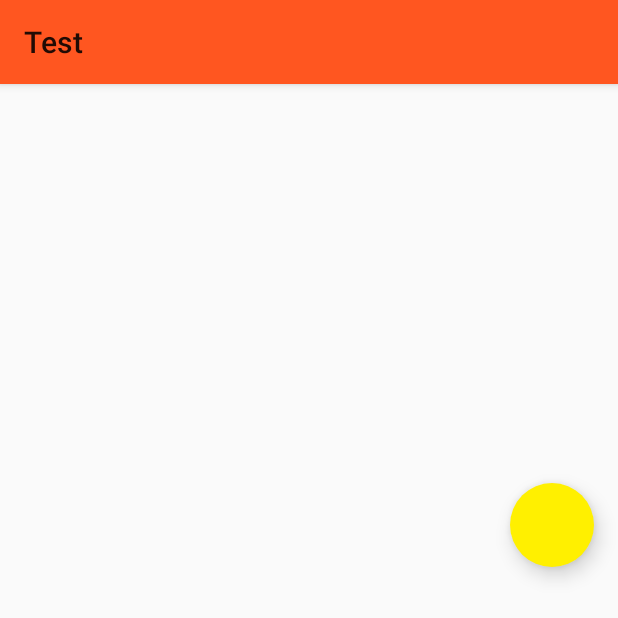
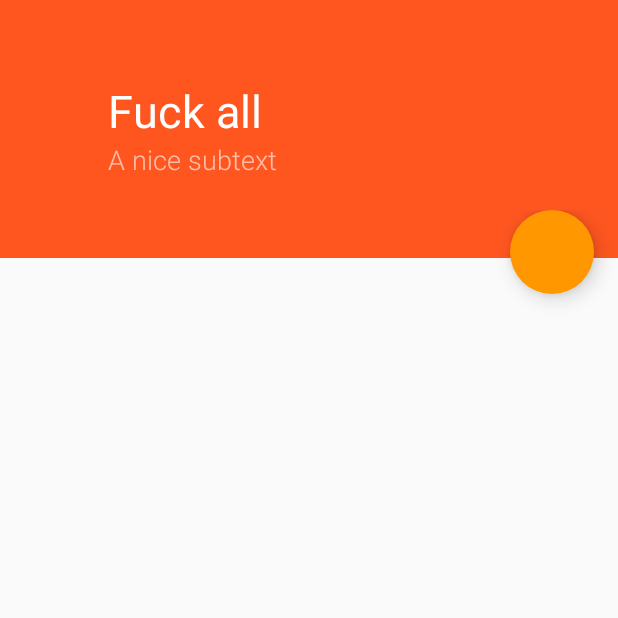
Before and after one commit to saulmm/Curved-Fab-Reveal-Example, an Android app: the screen it shows after launch (MainActivity), on a phone screen of 412 x 824 dp. Shown: the top 618 px of the screen. Run offline under Robolectric (Android 15) with nearby library versions, the phone set to English and light mode, and no system bars.

Commit message:
Changed colors

```diff
--- a/app/build.gradle
+++ b/app/build.gradle
@@ -21,4 +21,6 @@ android {
 
 dependencies {
     compile fileTree(dir: 'libs', include: ['*.jar'])
+    compile "com.android.support:appcompat-v7:21.0.+"
+
 }
--- a/app/src/main/java/saulmm/test/MainActivity.java
+++ b/app/src/main/java/saulmm/test/MainActivity.java
@@ -3,16 +3,15 @@ package saulmm.test;
 import android.animation.Animator;
 import android.animation.AnimatorListenerAdapter;
 import android.animation.ValueAnimator;
-import android.app.Activity;
-import android.graphics.Color;
 import android.os.Bundle;
+import android.support.v7.app.ActionBarActivity;
 import android.util.Log;
 import android.view.View;
 import android.view.ViewPropertyAnimator;
 import android.widget.FrameLayout;
 
 
-public class MainActivity extends Activity {
+public class MainActivity extends ActionBarActivity {
 
     private View mFab;
     private FrameLayout mFabContainer;
@@ -80,7 +79,8 @@ public class MainActivity extends Activity {
 
                 super.onAnimationEnd(animation);
                 mFab.setVisibility(View.INVISIBLE);
-                mFabContainer.setBackgroundColor(Color.YELLOW);
+                mFabContainer.setBackgroundColor(getResources()
+                    .getColor(R.color.brand_accent));
             }
         });
     }
--- a/app/src/main/res/drawable/ripple.xml
+++ b/app/src/main/res/drawable/ripple.xml
@@ -2,6 +2,6 @@
 <shape xmlns:android="http://schemas.android.com/apk/res/android"
     android:shape="oval"
     >
-    <solid android:color="#FFF000"/>
+    <solid android:color="@color/brand_accent"/>
 
 </shape>
--- a/app/src/main/res/layout/activity_main.xml
+++ b/app/src/main/res/layout/activity_main.xml
@@ -5,18 +5,53 @@
     tools:context=".MainActivity"
     >
 
-    <View
-        android:id="@+id/cover_image"
+    <FrameLayout
+        android:id="@+id/toolbar"
+        android:layout_height="172dp"
         android:layout_width="match_parent"
-        android:layout_height="250dp"
-        />
+        android:minHeight="?attr/actionBarSize"
+        android:paddingLeft="72dp"
+        android:background="?attr/colorPrimary"
+        >
+
+        <LinearLayout
+            android:layout_width="wrap_content"
+            android:layout_height="wrap_content"
+            android:orientation="vertical"
+            android:layout_gravity="center_vertical"
+            >
+
+        <TextView
+            android:layout_width="wrap_content"
+            android:layout_height="wrap_content"
+            android:text="Fuck all"
+            android:textSize="30sp"
+            android:fontFamily="sans-serif"
+            android:textColor="#FFF"
+            />
+
+            <TextView
+                android:layout_width="wrap_content"
+                android:layout_height="wrap_content"
+                android:text="A nice subtext"
+                android:textSize="18sp"
+                android:fontFamily="sans-serif-light"
+                android:textColor="#9cffffff"
+                android:gravity="center_vertical"
+                />
+
+        </LinearLayout>
+
+
+    </FrameLayout>
 
     <FrameLayout
         android:id="@+id/fab_container"
         android:layout_width="match_parent"
-        android:layout_height="250dp"
+        android:layout_height="128dp"
+        android:layout_marginTop="-32dp"
+        android:layout_below="@+id/toolbar"
         android:background="#00FFF000"
-        android:layout_below="@id/cover_image"
         >
 
         <ImageButton
@@ -26,7 +61,6 @@
             android:layout_height="56dp"
             android:layout_gravity="top|right"
             android:layout_marginRight="@dimen/activity_horizontal_margin"
-            android:layout_marginTop="@dimen/activity_vertical_margin"
             android:background="@drawable/ripple"
             android:elevation="8dp"
             android:onClick="onFabPressed"
@@ -35,5 +69,4 @@
     </FrameLayout>
 
 
-
 </RelativeLayout>
--- a/app/src/main/res/values-v21/styles.xml
+++ b/app/src/main/res/values-v21/styles.xml
@@ -1,6 +1,8 @@
 <?xml version="1.0" encoding="utf-8"?>
 <resources>
-    <style name="AppTheme" parent="android:Theme.Material.Light">
-        <item name="android:colorPrimary">@color/brand_primary</item>
+    <style name="AppTheme" parent="Theme.AppCompat.Light.NoActionBar">
+        <item name="colorPrimary">@color/brand_primary</item>
+        <item name="colorPrimaryDark">@color/brand_primary_dark</item>
+        <item name="android:colorAccent">@color/brand_accent</item>
     </style>
 </resources>
--- a/app/src/main/res/values/colors.xml
+++ b/app/src/main/res/values/colors.xml
@@ -1,5 +1,6 @@
 <?xml version="1.0" encoding="utf-8"?>
 <resources>
     <color name="brand_primary">#FF5620</color>
-    <color name="brand_accent">#785447</color>
+    <color name="brand_primary_dark">#E74800</color>
+    <color name="brand_accent">#FE9700</color>
 </resources>
```
Also changed, not shown: 1 other file.
